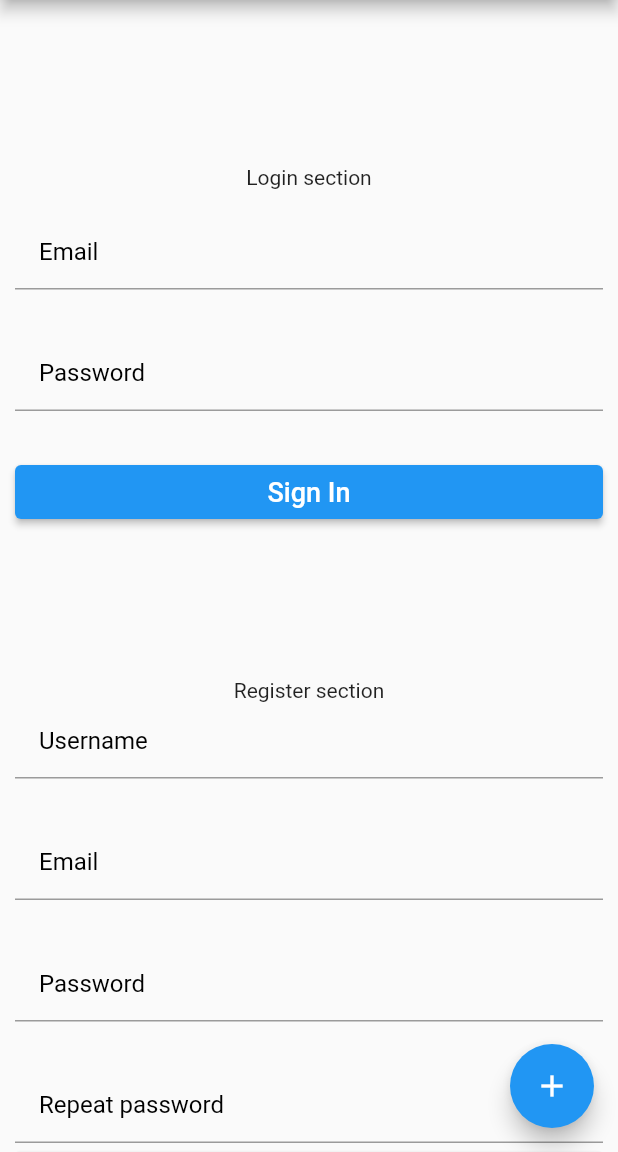
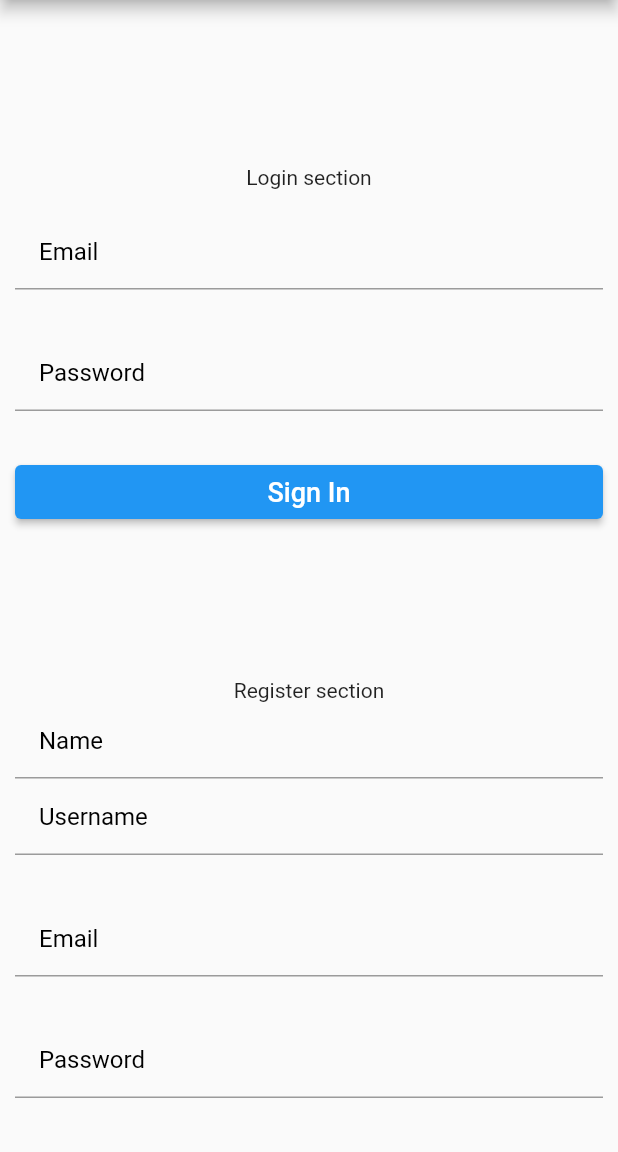
Before and after one commit to HMDCrew/auth_flutter_wordpress, a Flutter app: the screen it shows after launch, on a phone screen of 412 x 824 dp, the part 84-1236 px from its top. Run offline on Flutter 3.47's test engine with Material 2 defaults, Android fonts, the phone set to English and light mode, and no system bars; our stand-ins replace google_sign_in.

Commit message:
Update main.dart

```diff
--- a/lib/main.dart
+++ b/lib/main.dart
@@ -31,24 +31,18 @@ class MyHomePage extends StatefulWidget {
 }
 
 class _MyHomePageState extends State<MyHomePage> {
-  int _counter = 0;
   static String baseUrl = "https://dev-dominewptest.pantheonsite.io/";
   static Client client = Client();
   static IAuthApi authApi = AuthApi(client, baseUrl);
   static EmailAuth emailAuth = EmailAuth(authApi);
   ISignUpService signupService = SignUpService(authApi);
 
+  String _name = '';
   String _username = '';
   String _email = '';
   String _password = '';
 
   String token = '';
-
-  void _incrementCounter() {
-    setState(() {
-      _counter++;
-    });
-  }
 
   @override
   Widget build(BuildContext context) {
@@ -121,6 +115,18 @@ class _MyHomePageState extends State<MyHomePage> {
                 TextField(
                   decoration: const InputDecoration(
                     contentPadding: EdgeInsets.all(16.0),
+                    hintText: 'Name',
+                    hintStyle: TextStyle(
+                      color: Colors.black,
+                    ),
+                  ),
+                  onChanged: (val) {
+                    _username = val;
+                  },
+                ),
+                TextField(
+                  decoration: const InputDecoration(
+                    contentPadding: EdgeInsets.all(16.0),
                     hintText: 'Username',
                     hintStyle: TextStyle(
                       color: Colors.black,
@@ -174,7 +180,7 @@ class _MyHomePageState extends State<MyHomePage> {
                 ElevatedButton(
                   onPressed: () async {
 
-                    final result = await signupService.signUp('test name', _email, _username, _password, _password);
+                    final result = await signupService.signUp(_name, _email, _username, _password, _password);
 
                     setState(() {
                       token = result.asValue!.value.value.toString();
@@ -198,11 +204,6 @@ class _MyHomePageState extends State<MyHomePage> {
           ),
         ),
       ),
-      floatingActionButton: FloatingActionButton(
-        onPressed: _incrementCounter,
-        tooltip: 'Increment',
-        child: const Icon(Icons.add),
-      ),
     );
   }
 }
```
